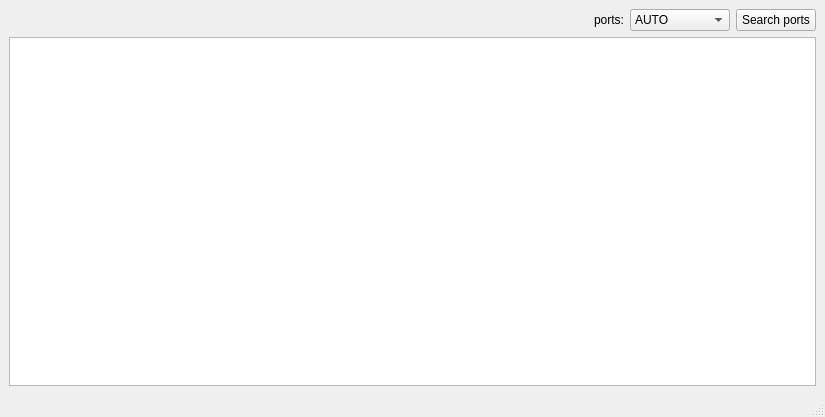
bq/web2board, file src/frames/UI_web2board.ui: the form before one commit.
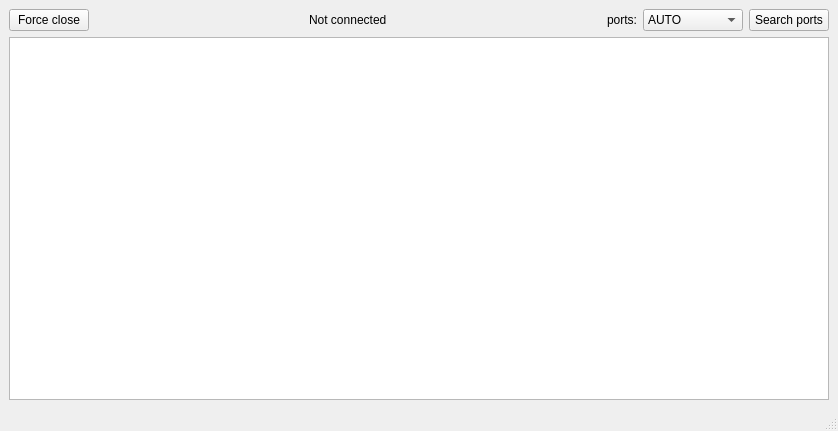
The form after the commit. Icons and pictures are not drawn.

```diff
--- a/src/frames/UI_web2board.ui
+++ b/src/frames/UI_web2board.ui
@@ -6,8 +6,8 @@
    <rect>
     <x>0</x>
     <y>0</y>
-    <width>825</width>
-    <height>417</height>
+    <width>838</width>
+    <height>431</height>
    </rect>
   </property>
   <property name="windowTitle">
@@ -17,6 +17,18 @@
    <layout class="QVBoxLayout" name="verticalLayout_2">
     <item>
      <layout class="QHBoxLayout" name="horizontalLayout">
+      <item>
+       <widget class="QPushButton" name="forceClose">
+        <property name="text">
+         <string>Force close</string>
+        </property>
+        <property name="icon">
+         <iconset theme="warning">
+          <normaloff/>
+         </iconset>
+        </property>
+       </widget>
+      </item>
       <item>
        <spacer name="horizontalSpacer">
         <property name="orientation">
@@ -30,6 +42,26 @@
         </property>
        </spacer>
       </item>
+      <item>
+       <widget class="QLabel" name="wsConnectedLabel">
+        <property name="text">
+         <string>Not connected</string>
+        </property>
+       </widget>
+      </item>
+      <item>
+       <spacer name="horizontalSpacer_2">
+        <property name="orientation">
+         <enum>Qt::Horizontal</enum>
+        </property>
+        <property name="sizeHint" stdset="0">
+         <size>
+          <width>40</width>
+          <height>20</height>
+         </size>
+        </property>
+       </spacer>
+      </item>
       <item>
        <widget class="QLabel" name="label">
         <property name="text">
```
